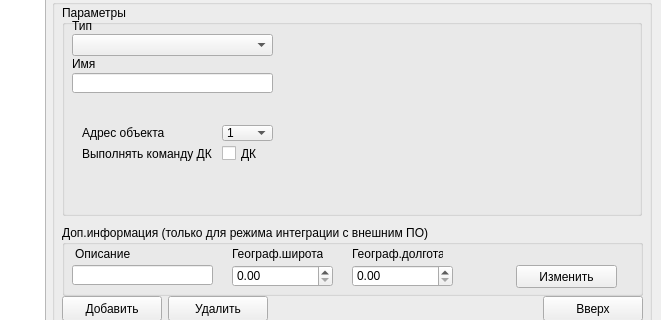
The window that m_cfg/MainWindowCFG.ui (xXRadioHeadXx/start7) describes before a commit, drawn with Qt 5; both pictures show x 237 to 898 and y 158 to 478 of the 898 by 1056 pixel window.
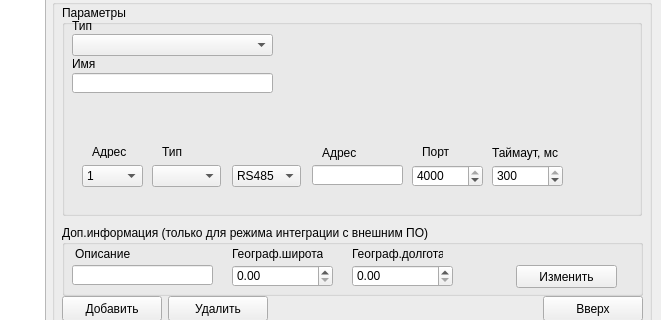
The same window after the commit. The open tabs and pages were chosen to show the change. Icons and pictures are not drawn.

What changed in the file:
```diff
--- a/m_cfg/MainWindowCFG.ui
+++ b/m_cfg/MainWindowCFG.ui
@@ -1279,23 +1279,23 @@
              <widget class="QLabel" name="IU_label_Num2_13">
               <property name="geometry">
                <rect>
-                <x>10</x>
-                <y>20</y>
-                <width>101</width>
-                <height>16</height>
+                <x>20</x>
+                <y>40</y>
+                <width>47</width>
+                <height>13</height>
                </rect>
               </property>
               <property name="text">
-               <string>Адрес объекта</string>
+               <string>Адрес</string>
               </property>
              </widget>
              <widget class="QComboBox" name="RLM_KRL_comboBox_Num1">
               <property name="geometry">
                <rect>
-                <x>150</x>
-                <y>20</y>
-                <width>51</width>
-                <height>16</height>
+                <x>10</x>
+                <y>60</y>
+                <width>61</width>
+                <height>22</height>
                </rect>
               </property>
               <item>
@@ -1318,9 +1318,153 @@
                 <string>4</string>
                </property>
               </item>
+             </widget>
+             <widget class="QLineEdit" name="RLM_KRL_ipadress_lineedit">
+              <property name="geometry">
+               <rect>
+                <x>240</x>
+                <y>60</y>
+                <width>91</width>
+                <height>20</height>
+               </rect>
+              </property>
+             </widget>
+             <widget class="QStackedWidget" name="RLM_KRL_UDP_RS485_stacked">
+              <property name="geometry">
+               <rect>
+                <x>340</x>
+                <y>30</y>
+                <width>171</width>
+                <height>61</height>
+               </rect>
+              </property>
+              <property name="currentIndex">
+               <number>1</number>
+              </property>
+              <widget class="QWidget" name="RLM_KRL_UDP">
+               <widget class="QLabel" name="label_80">
+                <property name="geometry">
+                 <rect>
+                  <x>10</x>
+                  <y>10</y>
+                  <width>47</width>
+                  <height>13</height>
+                 </rect>
+                </property>
+                <property name="text">
+                 <string>Порт</string>
+                </property>
+               </widget>
+               <widget class="QLabel" name="label_81">
+                <property name="geometry">
+                 <rect>
+                  <x>80</x>
+                  <y>10</y>
+                  <width>71</width>
+                  <height>16</height>
+                 </rect>
+                </property>
+                <property name="text">
+                 <string>Таймаут, мс</string>
+                </property>
+               </widget>
+               <widget class="QDoubleSpinBox" name="RLM_KRL_UdpPort_doubleSpinBox">
+                <property name="geometry">
+                 <rect>
+                  <x>0</x>
+                  <y>30</y>
+                  <width>71</width>
+                  <height>22</height>
+                 </rect>
+                </property>
+                <property name="decimals">
+                 <number>0</number>
+                </property>
+                <property name="maximum">
+                 <double>4000.000000000000000</double>
+                </property>
+                <property name="value">
+                 <double>4000.000000000000000</double>
+                </property>
+               </widget>
+               <widget class="QDoubleSpinBox" name="RLM_KRL_timeout_doubleSpinBox">
+                <property name="geometry">
+                 <rect>
+                  <x>80</x>
+                  <y>30</y>
+                  <width>71</width>
+                  <height>22</height>
+                 </rect>
+                </property>
+                <property name="decimals">
+                 <number>0</number>
+                </property>
+                <property name="maximum">
+                 <double>300.000000000000000</double>
+                </property>
+                <property name="value">
+                 <double>300.000000000000000</double>
+                </property>
+               </widget>
+              </widget>
+              <widget class="QWidget" name="RLM_KRL_RS485">
+               <widget class="QComboBox" name="RLM_KRL_M_port_combobox">
+                <property name="geometry">
+                 <rect>
+                  <x>10</x>
+                  <y>30</y>
+                  <width>81</width>
+                  <height>22</height>
+                 </rect>
+                </property>
+                <item>
+                 <property name="text">
+                  <string>001</string>
+                 </property>
+                </item>
+                <item>
+                 <property name="text">
+                  <string>002</string>
+                 </property>
+                </item>
+                <item>
+                 <property name="text">
+                  <string>003</string>
+                 </property>
+                </item>
+                <item>
+                 <property name="text">
+                  <string>004</string>
+                 </property>
+                </item>
+               </widget>
+               <widget class="QLabel" name="label_82">
+                <property name="geometry">
+                 <rect>
+                  <x>20</x>
+                  <y>10</y>
+                  <width>61</width>
+                  <height>16</height>
+                 </rect>
+                </property>
+                <property name="text">
+                 <string>COM-Порт</string>
+                </property>
+               </widget>
+              </widget>
+             </widget>
+             <widget class="QComboBox" name="RLM_KRL_UDP_RS485_combobox">
+              <property name="geometry">
+               <rect>
+                <x>160</x>
+                <y>60</y>
+                <width>69</width>
+                <height>22</height>
+               </rect>
+              </property>
               <item>
                <property name="text">
-                <string>5</string>
+                <string>RS485</string>
                </property>
               </item>
               <item>
@@ -1342,27 +1486,37 @@
              <widget class="QLabel" name="CD_label_26">
               <property name="geometry">
                <rect>
-                <x>10</x>
+                <x>250</x>
                 <y>40</y>
-                <width>131</width>
-                <height>17</height>
+                <width>61</width>
+                <height>16</height>
                </rect>
               </property>
               <property name="text">
-               <string>Выполнять команду ДК </string>
+               <string>Адрес</string>
               </property>
              </widget>
-             <widget class="QCheckBox" name="RLM_KRL_DK_checkBox">
+             <widget class="QComboBox" name="RLM_KRL_type_comboBox">
               <property name="geometry">
                <rect>
-                <x>150</x>
+                <x>80</x>
+                <y>60</y>
+                <width>69</width>
+                <height>22</height>
+               </rect>
+              </property>
+             </widget>
+             <widget class="QLabel" name="label_84">
+              <property name="geometry">
+               <rect>
+                <x>90</x>
                 <y>40</y>
-                <width>70</width>
-                <height>17</height>
+                <width>47</width>
+                <height>13</height>
                </rect>
               </property>
               <property name="text">
-               <string>ДК</string>
+               <string>Тип</string>
               </property>
              </widget>
             </widget>
```
Left out of the diff: 20 changed lines with no effect on the pictures.
